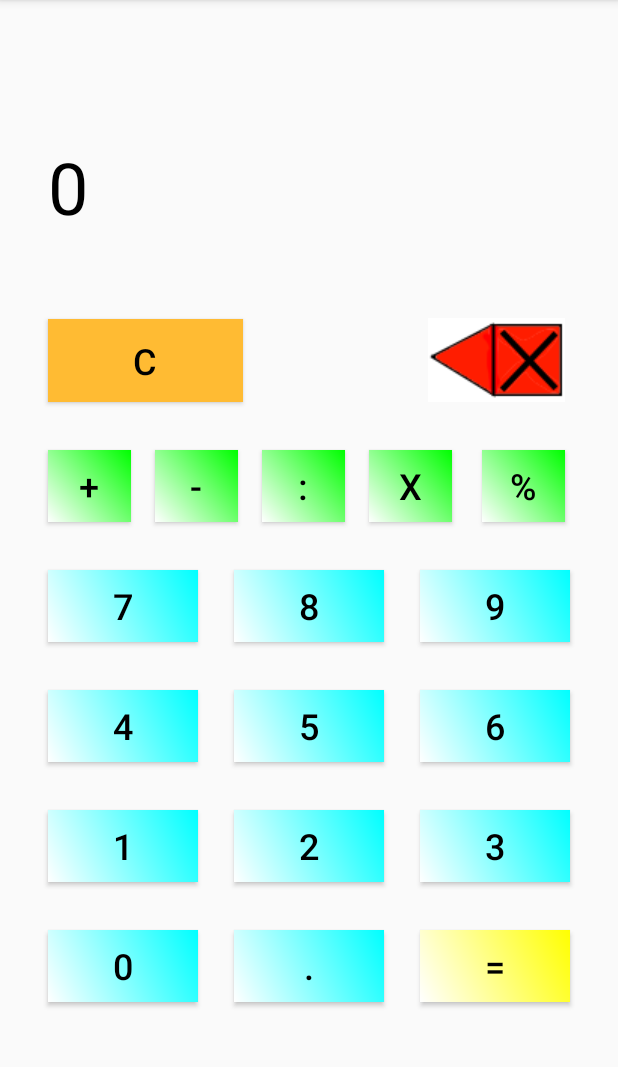
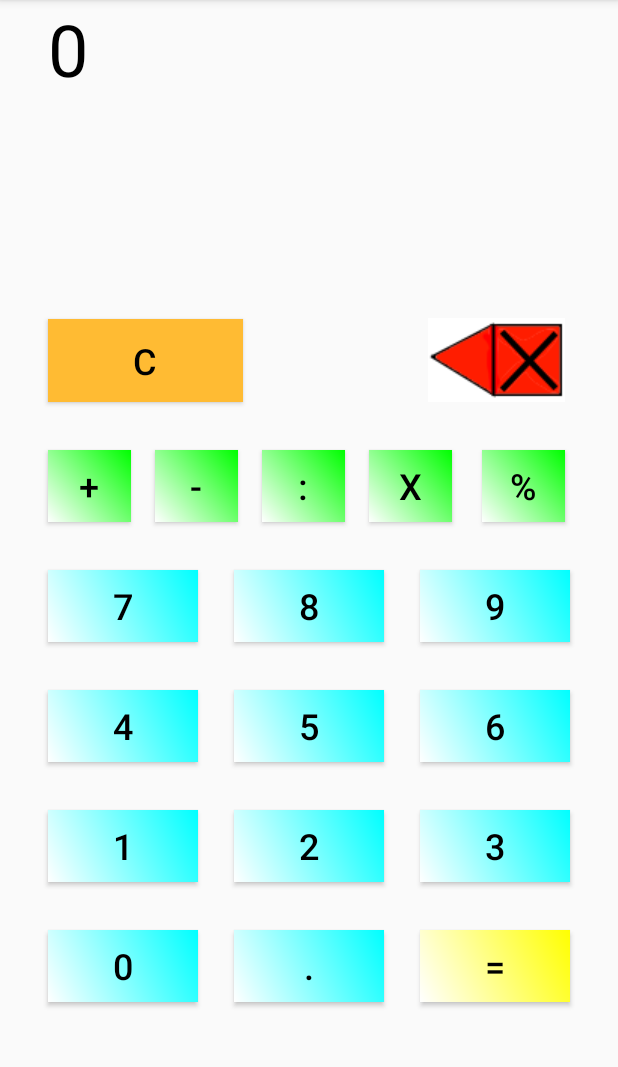
Before and after one commit to Dimaff355/Calc, an Android app: the screen it shows after launch (MainActivity), after a tap on an icon or button, on a phone screen of 412 x 824 dp, the part 84-1151 px from its top. Run offline under Robolectric (Android 15) with nearby library versions, the light colour scheme and no system bars; our stand-ins replace data binding.

Commit message:
- проверка деления на 0 (пока без сообщения) - ScrollView для текста

```diff
--- a/app/src/main/java/com/dimaf/calc/CommandsHelper.kt
+++ b/app/src/main/java/com/dimaf/calc/CommandsHelper.kt
@@ -1,6 +1,6 @@
 package com.dimaf.calc
 
-import android.util.Log
+import android.widget.Toast
 import java.math.BigDecimal
 
 class CommandsHelper {
@@ -55,7 +55,10 @@ class CommandsHelper {
         when (command) {
             1,2,3,4,5,6,7,8,9,0 -> text+=command
             Consts.DELETE -> text = text.dropLast(1)
-            Consts.RESET -> text = "0"
+            Consts.RESET -> {
+                text = "0"
+                tempOperation = Consts.DEFAULT_OPERATION
+            }
             Consts.DOT -> text+="."
         }
         // это потом надо убрать, типа чтоб не было "0" в начеле перед числом
@@ -70,7 +73,12 @@ class CommandsHelper {
             return when (operation) {
                 Consts.PLUS ->  tempNumber + currentNumber
                 Consts.MINUS -> tempNumber - currentNumber
-                Consts.DIVIDE -> tempNumber / currentNumber
+                Consts.DIVIDE -> if (currentNumber != BigDecimal(0)) {
+                    return tempNumber / currentNumber
+                } else {
+                    tvText(Consts.RESET)
+                    return BigDecimal(0)
+                }
                 Consts.MULTIPLY -> tempNumber * currentNumber
                 else -> BigDecimal(0)
             }
--- a/app/src/main/res/layout/activity_main.xml
+++ b/app/src/main/res/layout/activity_main.xml
@@ -11,6 +11,26 @@
         android:layout_width="match_parent"
         android:layout_height="match_parent"
         tools:context=".MainActivity">
+
+        <ScrollView
+            android:layout_width="match_parent"
+            android:layout_height="0dp"
+            android:layout_marginBottom="32dp"
+            app:layout_constraintBottom_toTopOf="@+id/buttonReset"
+            app:layout_constraintEnd_toEndOf="parent"
+            app:layout_constraintStart_toStartOf="parent"
+            app:layout_constraintTop_toTopOf="parent">
+
+            <TextView
+                android:id="@+id/tv"
+                android:layout_width="match_parent"
+                android:layout_height="wrap_content"
+                android:layout_marginStart="32dp"
+                android:layout_marginEnd="32dp"
+                android:layout_marginBottom="56dp"
+                android:textColor="@color/black"
+                android:textSize="48sp" />
+        </ScrollView>
 
         <Button
             android:id="@+id/button7"
@@ -264,20 +284,6 @@
             app:layout_constraintEnd_toStartOf="@+id/buttonEquals"
             app:layout_constraintStart_toEndOf="@+id/button0" />
 
-        <TextView
-            android:id="@+id/tv"
-            android:layout_width="0dp"
-            android:layout_height="wrap_content"
-            android:layout_marginStart="32dp"
-            android:layout_marginEnd="32dp"
-            android:layout_marginBottom="56dp"
-            android:textColor="@color/black"
-            android:textSize="48sp"
-            app:layout_constraintBottom_toTopOf="@+id/buttonReset"
-            app:layout_constraintEnd_toEndOf="parent"
-            app:layout_constraintHorizontal_bias="0.0"
-            app:layout_constraintStart_toStartOf="parent" />
-
         <ImageButton
             android:id="@+id/buttonDelete"
             android:layout_width="wrap_content"
```
